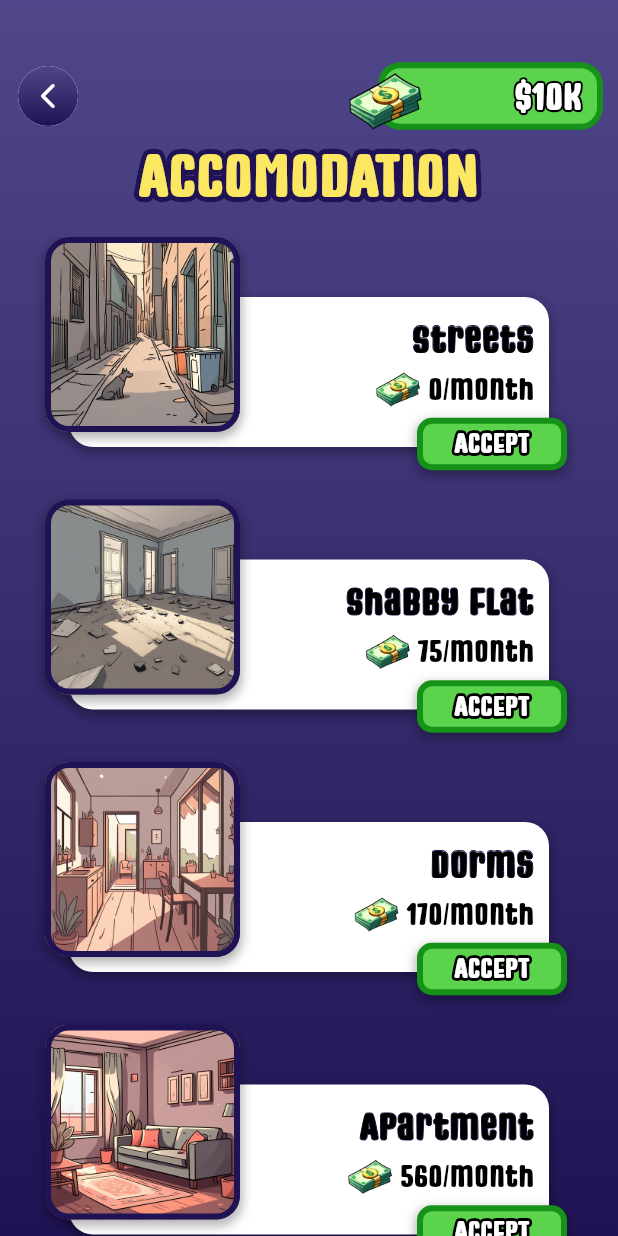
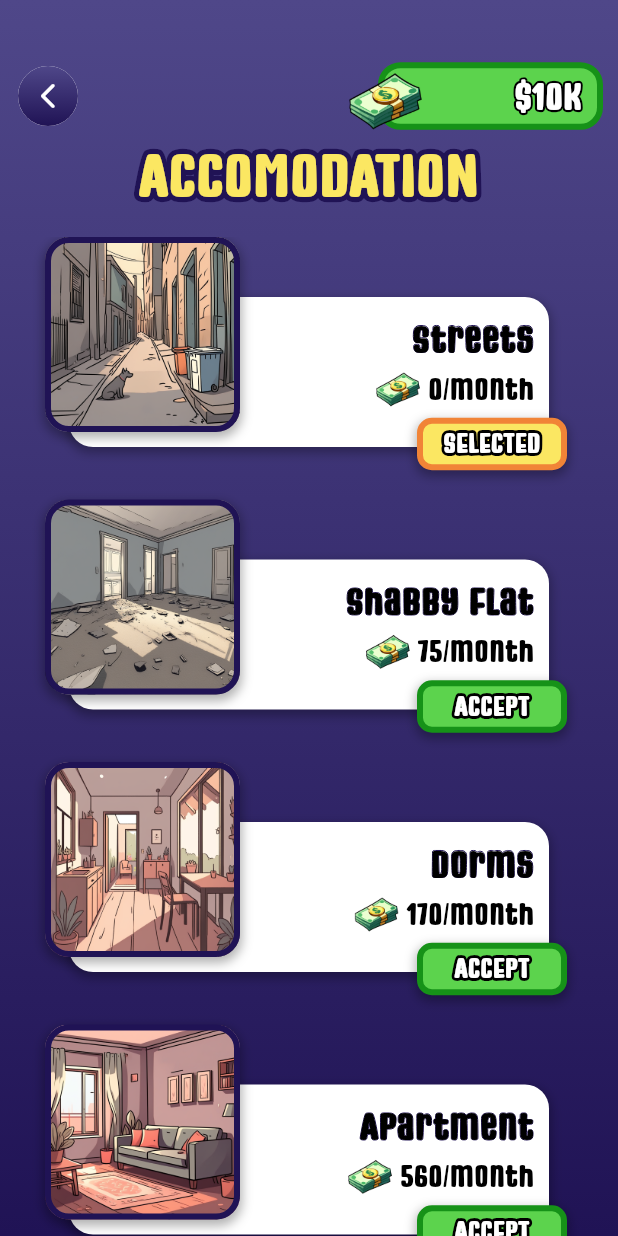
Before and after one commit to jinkhye/Investor-Simulator, a Flutter app: the Accomodation screen opened by its route, on a phone screen of 412 x 824 dp. Run offline on Flutter 3.47's test engine with Material 3 defaults, Android fonts, the phone set to English and light mode, and no system bars; drawn by our look-alikes of stroke_text; our stand-ins replace flutter_svg, get.

Commit message:
commit selection highlight

```diff
--- a/investor_simulator/lib/pages/accomodation.dart
+++ b/investor_simulator/lib/pages/accomodation.dart
@@ -187,6 +187,7 @@ class _AccomodationState extends State<Accomodation> {
         // Add the action to be performed when the button is pressed
         imagePath.setImagePath(image);
         imagePath.subtractMoney(accomodation[index].price.toDouble());
+        imagePath.setAccomodationUse(index);
       },
       style: ElevatedButton.styleFrom(
         padding: const EdgeInsets.all(0),
@@ -199,10 +200,10 @@ class _AccomodationState extends State<Accomodation> {
         height: 35,
         width: 100,
         decoration: BoxDecoration(
-          color: lightGreen,
+          color: getButtonColor(index, imagePath),
           borderRadius: BorderRadius.circular(10),
           border: Border.all(
-            color: green,
+            color: getStrokeColor(index, imagePath),
             width: 4,
           ),
           boxShadow: [
@@ -214,14 +215,38 @@ class _AccomodationState extends State<Accomodation> {
             ),
           ],
         ),
-        child: const StrokeText(
-          text: 'ACCEPT',
-          textStyle: TextStyle(fontSize: 18, color: white),
+        child: StrokeText(
+          text: getText(index, imagePath),
+          textStyle: const TextStyle(fontSize: 18, color: white),
           strokeColor: black,
           strokeWidth: 4,
         ),
       ),
     );
+  }
+
+  Color getButtonColor(int index, imagePath) {
+    if (imagePath.accomodationUse == index) {
+      return yellow;
+    } else {
+      return lightGreen;
+    }
+  }
+
+  Color getStrokeColor(int index, imagePath) {
+    if (imagePath.accomodationUse == index) {
+      return orangeRed;
+    } else {
+      return green;
+    }
+  }
+
+  String getText(int index, imagePath) {
+    if (imagePath.accomodationUse == index) {
+      return 'SELECTED';
+    } else {
+      return 'ACCEPT';
+    }
   }
 
   Container accomodationText() {
--- a/investor_simulator/lib/provider/game_provider.dart
+++ b/investor_simulator/lib/provider/game_provider.dart
@@ -10,6 +10,20 @@ class GameProvider extends ChangeNotifier {
   List<PortfolioModel> get portfolio => _portfolio;
   double _money = 10000;
   double get money => _money;
+  int _accomodationUse = 0;
+  int get accomodationUse => _accomodationUse;
+  int _clothesUse = 0;
+  int get clothesUse => _clothesUse;
+
+  void setClothesUse(int value) {
+    _clothesUse = value;
+    notifyListeners();
+  }
+
+  void setAccomodationUse(int value) {
+    _accomodationUse = value;
+    notifyListeners();
+  }
 
   void addMoney(double amount) {
     _money += amount;
```
Also changed, not shown: investor_simulator/lib/pages/clothes.dart (+30 -5 lines).
